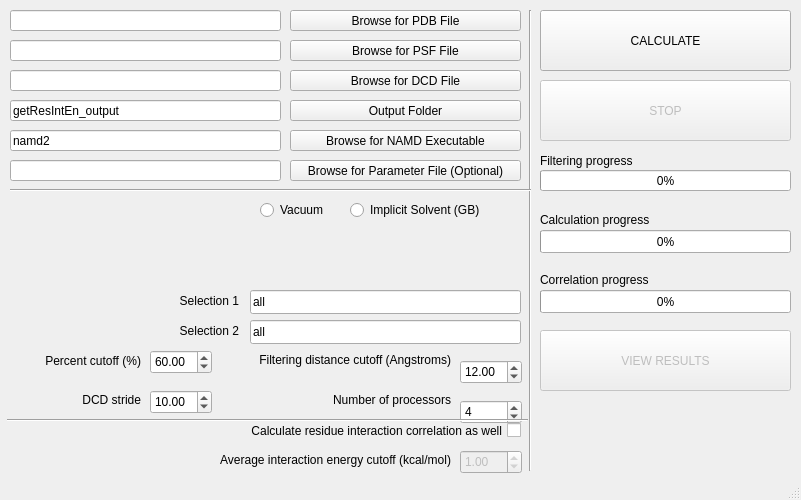
Before: the Qt Designer form getresinten/getResIntEnGUI.ui in osercinoglu/grinn, drawn with Qt 5.
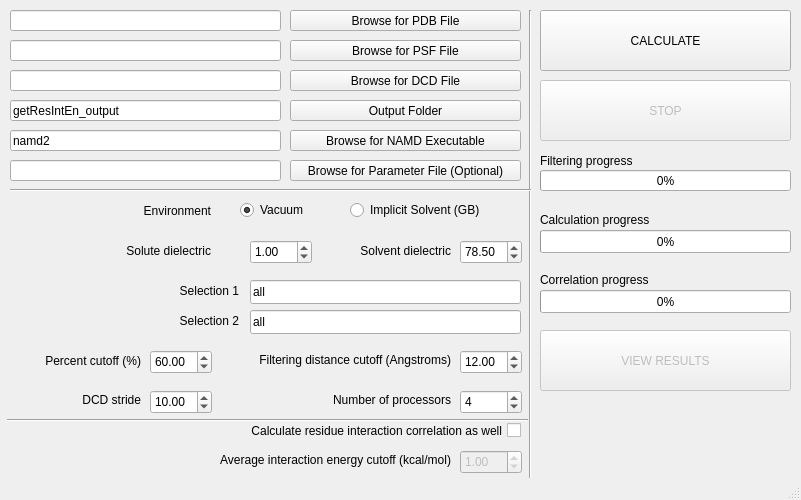
After: the same form once the commit is applied.

Commit message: Adding support for implicit solvent representation. Not yet functional in GUI. Not yet tested with getResIntEn.py

Patch:
```diff
--- a/getresinten/getResIntEnGUI.ui
+++ b/getresinten/getResIntEnGUI.ui
@@ -33,7 +33,7 @@
     <property name="geometry">
      <rect>
       <x>460</x>
-      <y>360</y>
+      <y>350</y>
       <width>62</width>
       <height>24</height>
      </rect>
@@ -46,7 +46,7 @@
     <property name="geometry">
      <rect>
       <x>250</x>
-      <y>290</y>
+      <y>280</y>
       <width>271</width>
       <height>24</height>
      </rect>
@@ -59,7 +59,7 @@
     <property name="geometry">
      <rect>
       <x>250</x>
-      <y>320</y>
+      <y>310</y>
       <width>271</width>
       <height>24</height>
      </rect>
@@ -142,7 +142,7 @@
     <property name="geometry">
      <rect>
       <x>460</x>
-      <y>400</y>
+      <y>390</y>
       <width>62</width>
       <height>24</height>
      </rect>
@@ -260,7 +260,7 @@
       <x>520</x>
       <y>10</y>
       <width>21</width>
-      <height>461</height>
+      <height>481</height>
      </rect>
     </property>
     <property name="orientation">
@@ -542,7 +542,7 @@
     <property name="geometry">
      <rect>
       <x>130</x>
-      <y>290</y>
+      <y>280</y>
       <width>109</width>
       <height>21</height>
      </rect>
@@ -558,7 +558,7 @@
     <property name="geometry">
      <rect>
       <x>130</x>
-      <y>320</y>
+      <y>310</y>
       <width>109</width>
       <height>21</height>
      </rect>
@@ -602,7 +602,7 @@
    <widget class="QRadioButton" name="radioButton">
     <property name="geometry">
      <rect>
-      <x>260</x>
+      <x>240</x>
       <y>200</y>
       <width>106</width>
       <height>20</height>
@@ -611,6 +611,9 @@
     <property name="text">
      <string>Vacuum</string>
     </property>
+    <property name="checked">
+     <bool>true</bool>
+    </property>
    </widget>
    <widget class="QRadioButton" name="radioButton_2">
     <property name="geometry">
@@ -625,6 +628,86 @@
      <string>Implicit Solvent (GB)</string>
     </property>
    </widget>
+   <widget class="QLabel" name="label_3">
+    <property name="geometry">
+     <rect>
+      <x>0</x>
+      <y>200</y>
+      <width>211</width>
+      <height>21</height>
+     </rect>
+    </property>
+    <property name="text">
+     <string>Environment</string>
+    </property>
+    <property name="alignment">
+     <set>Qt::AlignRight|Qt::AlignTrailing|Qt::AlignVCenter</set>
+    </property>
+   </widget>
+   <widget class="QLabel" name="label_8">
+    <property name="geometry">
+     <rect>
+      <x>10</x>
+      <y>240</y>
+      <width>201</width>
+      <height>21</height>
+     </rect>
+    </property>
+    <property name="text">
+     <string>Solute dielectric</string>
+    </property>
+    <property name="alignment">
+     <set>Qt::AlignRight|Qt::AlignTrailing|Qt::AlignVCenter</set>
+    </property>
+   </widget>
+   <widget class="QDoubleSpinBox" name="doubleSpinBox_soluteDielectric">
+    <property name="geometry">
+     <rect>
+      <x>250</x>
+      <y>240</y>
+      <width>62</width>
+      <height>24</height>
+     </rect>
+    </property>
+    <property name="maximum">
+     <double>80.000000000000000</double>
+    </property>
+    <property name="value">
+     <double>1.000000000000000</double>
+    </property>
+   </widget>
+   <widget class="QLabel" name="label_9">
+    <property name="geometry">
+     <rect>
+      <x>340</x>
+      <y>240</y>
+      <width>111</width>
+      <height>21</height>
+     </rect>
+    </property>
+    <property name="text">
+     <string>Solvent dielectric</string>
+    </property>
+    <property name="alignment">
+     <set>Qt::AlignRight|Qt::AlignTrailing|Qt::AlignVCenter</set>
+    </property>
+   </widget>
+   <widget class="QDoubleSpinBox" name="doubleSpinBox_solventDielectric">
+    <property name="geometry">
+     <rect>
+      <x>460</x>
+      <y>240</y>
+      <width>62</width>
+      <height>24</height>
+     </rect>
+    </property>
+    <property name="maximum">
+     <double>100.000000000000000</double>
+    </property>
+    <property name="value">
+     <double>78.500000000000000</double>
+    </property>
+   </widget>
   </widget>
   <widget class="QStatusBar" name="statusbar"/>
  </widget>
```
Left out of the diff: 7 changed lines with no effect on the pictures. The commit also changes 2 other files.
